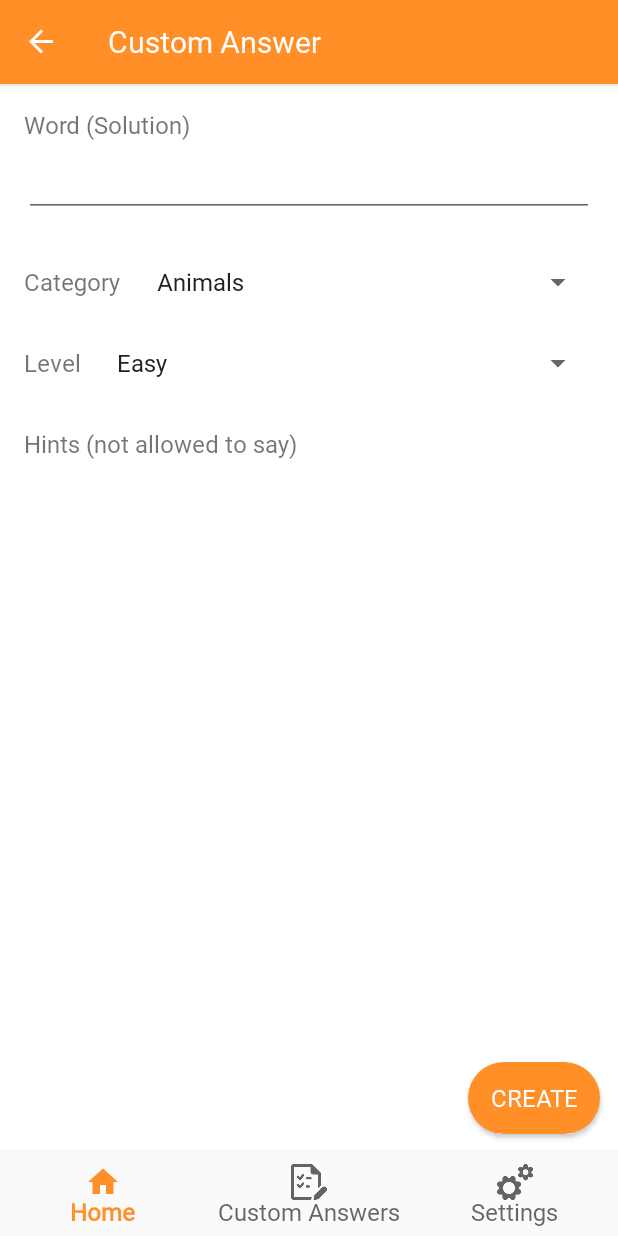
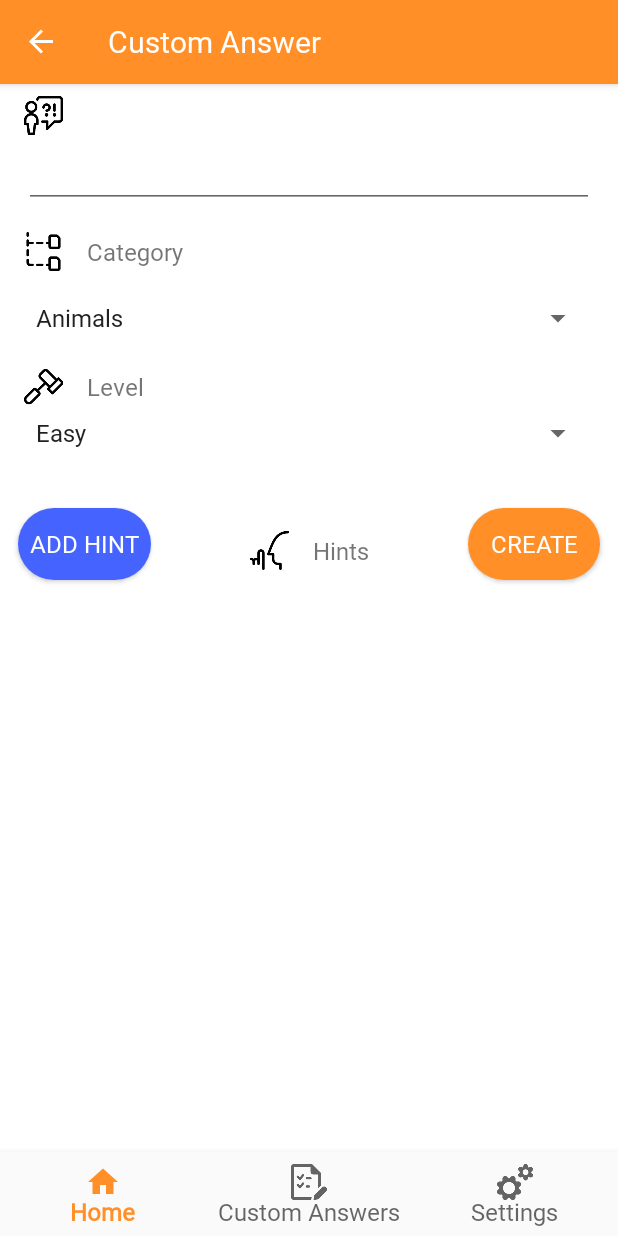
Before and after one commit to miguelromeral/PasswordGame, an Android app: the CustomPasswordFragment screen opened through its navigation route, on a phone screen of 412 x 824 dp. Run offline under Robolectric (Android 15) with nearby library versions, the phone set to English and light mode, and no system bars; our stand-ins replace Firebase (no records; nobody signed in at launch, a user with empty details on screens opened directly), Room's generated code, data binding, navigation-ui.

Commit message:
Added some style changes in custom password fragment.

```diff
--- /dev/null
+++ b/app/src/main/res/layout/control_edit_text.xml
@@ -0,0 +1,73 @@
+<?xml version="1.0" encoding="utf-8"?>
+<layout
+	xmlns:android="http://schemas.android.com/apk/res/android"
+	xmlns:tools="http://schemas.android.com/tools"
+	xmlns:app="http://schemas.android.com/apk/res-auto"
+	xmlns:bind="http://schemas.android.com/apk/res-auto"
+	>
+
+	<data>
+
+		<variable
+			name="header"
+			type="java.lang.String" />
+
+		<variable
+			name="value"
+			type="java.lang.String" />
+
+
+	</data>
+
+	<androidx.constraintlayout.widget.ConstraintLayout
+		android:layout_width="match_parent"
+		android:layout_height="wrap_content">
+
+
+		<ImageView
+			android:id="@+id/imageView"
+
+
+			android:layout_width="26sp"
+			android:layout_height="26sp"
+
+			android:layout_marginStart="16dp"
+			android:layout_marginTop="8dp"
+			android:layout_marginEnd="8dp"
+
+			android:tint="@color/black"
+			app:layout_constraintStart_toStartOf="parent"
+			app:layout_constraintTop_toTopOf="parent"
+			app:srcCompat="@drawable/user_exclamation" />
+
+		<TextView
+			android:id="@+id/textView"
+			android:layout_width="0dp"
+			android:layout_height="wrap_content"
+			android:layout_marginStart="16dp"
+			android:layout_marginEnd="16dp"
+			android:text="@{header}"
+			app:layout_constraintBottom_toBottomOf="@+id/imageView"
+			app:layout_constraintEnd_toEndOf="parent"
+			app:layout_constraintStart_toEndOf="@id/imageView"
+			app:layout_constraintTop_toTopOf="@+id/imageView"
+			tools:text="Header" />
+
+		<EditText
+			android:id="@+id/editText"
+			android:layout_width="0dp"
+			android:layout_height="wrap_content"
+			android:layout_marginStart="16dp"
+			android:layout_marginTop="8dp"
+			android:layout_marginEnd="16dp"
+			android:layout_marginBottom="8dp"
+			android:inputType="textPersonName"
+			android:text="@={value}"
+			app:layout_constraintBottom_toBottomOf="parent"
+			app:layout_constraintEnd_toEndOf="parent"
+			app:layout_constraintStart_toStartOf="parent"
+			app:layout_constraintTop_toBottomOf="@+id/textView" />
+
+	</androidx.constraintlayout.widget.ConstraintLayout>
+
+</layout>
--- a/app/src/main/res/layout/fragment_custom_password.xml
+++ b/app/src/main/res/layout/fragment_custom_password.xml
@@ -23,75 +23,189 @@
     android:layout_height="match_parent"
     tools:context=".ui.custompassword.CustomPasswordFragment">
 
-    <TextView
-        android:id="@+id/textView"
-        android:layout_width="wrap_content"
-        android:layout_height="wrap_content"
-        android:layout_marginStart="16dp"
-        android:layout_marginTop="16dp"
-        android:text="@string/cpf_title_word"
+    <include
+        android:id="@+id/layoutWord"
+        layout="@layout/control_edit_text"
+        bind:header="@{String.format(@string/cpf_title_word)}"
+        bind:value="@={password.word}"
+        app:layout_constraintEnd_toEndOf="parent"
         app:layout_constraintStart_toStartOf="parent"
         app:layout_constraintTop_toTopOf="parent" />
 
-    <EditText
-        android:id="@+id/editText"
+
+    <androidx.constraintlayout.widget.ConstraintLayout
+        android:id="@+id/layoutCategory"
+        android:layout_width="match_parent"
+        android:layout_height="wrap_content"
+        app:layout_constraintTop_toBottomOf="@id/layoutWord">
+
+
+        <ImageView
+            android:id="@+id/imageView"
+
+
+            android:layout_width="26sp"
+            android:layout_height="26sp"
+
+            android:layout_marginStart="16dp"
+            android:layout_marginTop="8dp"
+            android:layout_marginEnd="8dp"
+
+            android:tint="@color/black"
+            app:layout_constraintStart_toStartOf="parent"
+            app:layout_constraintTop_toTopOf="parent"
+            app:srcCompat="@drawable/category" />
+
+
+
+        <TextView
+            android:id="@+id/textView"
             android:layout_width="0dp"
             android:layout_height="wrap_content"
             android:layout_marginStart="16dp"
+            android:layout_marginEnd="16dp"
+            android:text="@string/cpf_title_category"
+            app:layout_constraintBottom_toBottomOf="@+id/imageView"
+            app:layout_constraintEnd_toEndOf="parent"
+            app:layout_constraintStart_toEndOf="@id/imageView"
+            app:layout_constraintTop_toTopOf="@+id/imageView" />
+
+
+        <include
+            android:id="@+id/partial_spinner_category"
+            layout="@layout/partial_spinner_category"
+            android:layout_width="0dp"
+            android:layout_height="50sp"
+            android:layout_marginStart="16dp"
             android:layout_marginTop="8dp"
             android:layout_marginEnd="16dp"
-        android:ems="10"
-        android:inputType="textPersonName"
-        android:text="@={password.word}"
-        app:layout_constraintEnd_toEndOf="parent"
+            android:layout_marginBottom="8dp"
+            app:layout_constraintTop_toBottomOf="@+id/textView"
             app:layout_constraintStart_toStartOf="parent"
-        app:layout_constraintTop_toBottomOf="@+id/textView" />
+            app:layout_constraintEnd_toEndOf="parent"/>
+
+    </androidx.constraintlayout.widget.ConstraintLayout>
+
+
+    <androidx.constraintlayout.widget.ConstraintLayout
+        android:id="@+id/layoutLevel"
+        android:layout_width="match_parent"
+        android:layout_height="wrap_content"
+        app:layout_constraintTop_toBottomOf="@id/layoutCategory">
+
+
+        <ImageView
+            android:id="@+id/imageView2"
+
+
+            android:layout_width="26sp"
+            android:layout_height="26sp"
+
+            android:layout_marginStart="16dp"
+            android:layout_marginTop="8dp"
+            android:layout_marginEnd="8dp"
+
+            android:tint="@color/black"
+            app:layout_constraintStart_toStartOf="parent"
+            app:layout_constraintTop_toTopOf="parent"
+            app:srcCompat="@drawable/level" />
+
+
 
         <TextView
-        android:id="@+id/textView2"
-        android:layout_width="wrap_content"
+            android:id="@+id/textView6"
+            android:layout_width="0dp"
             android:layout_height="wrap_content"
             android:layout_marginStart="16dp"
-        android:layout_marginTop="32dp"
-        android:text="@string/cpf_title_hints"
-        app:layout_constraintStart_toStartOf="parent"
-        app:layout_constraintTop_toBottomOf="@+id/textView4" />
+            android:layout_marginEnd="16dp"
+            android:text="@string/cpf_title_level"
+            app:layout_constraintBottom_toBottomOf="@+id/imageView2"
+            app:layout_constraintEnd_toEndOf="parent"
+            app:layout_constraintStart_toEndOf="@id/imageView2"
+            app:layout_constraintTop_toTopOf="@+id/imageView2" />
 
 
         <include
             android:id="@+id/partial_spinner_level"
             layout="@layout/partial_spinner_level"
             android:layout_width="0dp"
+            android:layout_height="50sp"
+            android:layout_marginStart="16dp"
+            android:layout_marginTop="8dp"
+            android:layout_marginEnd="16dp"
+            android:layout_marginBottom="8dp"
+            app:layout_constraintTop_toBottomOf="@+id/textView6"
+            app:layout_constraintStart_toStartOf="parent"
+            app:layout_constraintEnd_toEndOf="parent"/>
+
+    </androidx.constraintlayout.widget.ConstraintLayout>
+
+
+    <androidx.constraintlayout.widget.ConstraintLayout
+        android:id="@+id/layoutButtons"
+        android:layout_width="match_parent"
         android:layout_height="wrap_content"
-        android:layout_marginStart="16dp"
-        android:layout_marginEnd="16dp"
-        app:layout_constraintBottom_toBottomOf="@+id/textView4"
-        app:layout_constraintEnd_toEndOf="parent"
-        app:layout_constraintStart_toEndOf="@+id/textView4"
-        app:layout_constraintTop_toTopOf="@+id/textView4" />
+        app:layout_constraintTop_toBottomOf="@id/layoutLevel">
 
-    <include
-        android:id="@+id/partial_spinner_category"
-        layout="@layout/partial_spinner_category"
-        android:layout_width="0dp"
-        android:layout_height="wrap_content"
-        android:layout_marginStart="16dp"
-        android:layout_marginEnd="16dp"
-        app:layout_constraintBottom_toBottomOf="@+id/textView3"
-        app:layout_constraintEnd_toEndOf="parent"
-        app:layout_constraintStart_toEndOf="@+id/textView3"
-        app:layout_constraintTop_toTopOf="@+id/textView3" />
 
         <Button
             android:id="@+id/bInsert"
             style="@style/MainButtonRounded"
             android:layout_width="wrap_content"
             android:layout_height="wrap_content"
+            android:layout_marginEnd="12dp"
+            android:text="@string/cpf_button_add_password"
+            app:layout_constraintBottom_toBottomOf="@+id/bAddHint"
+            app:layout_constraintEnd_toEndOf="parent"
+            app:layout_constraintTop_toTopOf="@+id/bAddHint" />
+
+
+        <androidx.constraintlayout.widget.ConstraintLayout
+            android:id="@+id/layoutHints"
+            android:layout_width="wrap_content"
+            android:layout_height="wrap_content"
+            app:layout_constraintBottom_toBottomOf="parent"
+            app:layout_constraintEnd_toStartOf="@+id/bInsert"
+            app:layout_constraintStart_toEndOf="@+id/bAddHint"
+            app:layout_constraintTop_toTopOf="parent">
+
+
+
+
+            <ImageView
+                android:id="@+id/imageView7"
+
+
+                android:layout_width="26sp"
+                android:layout_height="26sp"
+
+                android:layout_marginStart="16dp"
+                android:layout_marginTop="8dp"
+                android:layout_marginEnd="8dp"
+
+                android:tint="@color/black"
+                app:layout_constraintStart_toStartOf="parent"
+                app:layout_constraintTop_toTopOf="parent"
+                app:srcCompat="@drawable/hint" />
+
+
+
+
+
+            <TextView
+                android:id="@+id/textView7"
+                android:layout_width="wrap_content"
+                android:layout_height="wrap_content"
+                android:layout_marginStart="16dp"
                 android:layout_marginEnd="16dp"
-        android:layout_marginBottom="16dp"
-        android:text="@string/cpf_button_add_password"
-        app:layout_constraintBottom_toBottomOf="parent"
-        app:layout_constraintEnd_toEndOf="parent" />
+                android:text="@string/cpf_title_hints"
+                app:layout_constraintBottom_toBottomOf="@+id/imageView7"
+                app:layout_constraintEnd_toEndOf="parent"
+                app:layout_constraintStart_toEndOf="@id/imageView7"
+                app:layout_constraintTop_toTopOf="@+id/imageView7" />
+
+
+        </androidx.constraintlayout.widget.ConstraintLayout>
 
 
         <Button
@@ -101,9 +215,13 @@
             android:layout_height="wrap_content"
             android:layout_marginEnd="12dp"
             android:text="@string/cpf_button_add_hint"
-        app:layout_constraintBottom_toBottomOf="@+id/textView2"
-        app:layout_constraintEnd_toEndOf="parent"
-        app:layout_constraintTop_toTopOf="@+id/textView2" />
+            app:layout_constraintBottom_toBottomOf="@+id/layoutHints"
+            app:layout_constraintStart_toStartOf="parent"
+            app:layout_constraintTop_toTopOf="@+id/layoutHints" />
+
+
+
+    </androidx.constraintlayout.widget.ConstraintLayout>
 
     <androidx.recyclerview.widget.RecyclerView
         android:id="@+id/custom_hint_list"
@@ -112,30 +230,8 @@
         android:layout_marginTop="16dp"
         android:layout_marginBottom="16dp"
         app:layoutManager="androidx.recyclerview.widget.LinearLayoutManager"
-        app:layout_constraintBottom_toTopOf="@+id/bInsert"
-        app:layout_constraintEnd_toEndOf="parent"
-        app:layout_constraintStart_toStartOf="parent"
-        app:layout_constraintTop_toBottomOf="@+id/textView2" />
-
-    <TextView
-        android:id="@+id/textView3"
-        android:layout_width="wrap_content"
-        android:layout_height="wrap_content"
-        android:layout_marginStart="16dp"
-        android:layout_marginTop="32dp"
-        android:text="@string/cpf_title_category"
-        app:layout_constraintStart_toStartOf="parent"
-        app:layout_constraintTop_toBottomOf="@+id/editText" />
-
-    <TextView
-        android:id="@+id/textView4"
-        android:layout_width="wrap_content"
-        android:layout_height="wrap_content"
-        android:layout_marginStart="16dp"
-        android:layout_marginTop="32dp"
-        android:text="@string/cpf_title_level"
-        app:layout_constraintTop_toBottomOf="@id/textView3"
-        bind:layout_constraintStart_toStartOf="parent" />
+        app:layout_constraintTop_toBottomOf="@id/layoutButtons"
+        app:layout_constraintBottom_toBottomOf="parent"/>
 
 
 </androidx.constraintlayout.widget.ConstraintLayout>
--- a/app/src/main/res/values-night/styles.xml
+++ b/app/src/main/res/values-night/styles.xml
@@ -54,7 +54,7 @@
     </style>
 
     <style name="textViewPassword" parent="mainTextView">
-        <item name="android:textSize">24sp</item>
+        <item name="android:textSize">30sp</item>
         <item name="android:textAlignment">center</item>
         <item name="android:layout_width">wrap_content</item>
         <item name="android:layout_height">wrap_content</item>
--- a/app/src/main/res/values/strings.xml
+++ b/app/src/main/res/values/strings.xml
@@ -41,9 +41,9 @@
     <string name="pref_words_source_value_default" translatable="false">pref_words_source_value_default</string>
     <string name="pref_words_source_value_custom" translatable="false">pref_words_source_value_custom</string>
 
-    <string name="pref_words_source_entry_both">Both Default and Custom</string>
-    <string name="pref_words_source_entry_default">Just Default</string>
-    <string name="pref_words_source_entry_custom">Just Custom</string>
+    <string name="pref_words_source_entry_both">Both Server and Device</string>
+    <string name="pref_words_source_entry_default">Just Server</string>
+    <string name="pref_words_source_entry_custom">Just Device</string>
 
 
     <string name="pref_display_header_title">Display</string>
@@ -69,7 +69,7 @@
     <string name="cpf_title_word">Word (Solution)</string>
     <string name="cpf_title_category">Category</string>
     <string name="cpf_title_level">Level</string>
-    <string name="cpf_title_hints">Hints (not allowed to say)</string>
+    <string name="cpf_title_hints">Hints</string>
     <string name="cpf_button_add_hint">Add Hint</string>
     <string name="cpf_button_add_password">Create</string>
     <string name="cpf_button_update_password">Update</string>
@@ -115,8 +115,8 @@
     <!-- Finished Game -->
     <string name="fg_title">Game Finished</string>
     <string name="fg_score">Your Score: %1$s</string>
-    <string name="fg_word_default">Firestore</string>
-    <string name="fg_word_custom">Custom</string>
+    <string name="fg_word_default">Server</string>
+    <string name="fg_word_custom">Device</string>
     <string name="fg_answer_failed">Failed</string>
     <string name="fg_answer_solved">Solved!</string>
 
--- a/app/src/main/res/values/styles.xml
+++ b/app/src/main/res/values/styles.xml
@@ -35,7 +35,7 @@
         <item name="android:layout_width">18sp</item>
         <item name="android:layout_height">18sp</item>
         <item name="android:layout_marginEnd">8dp</item>
-        <item name="android:layout_marginStart">0dp</item>
+        <item name="android:layout_marginStart">8dp</item>
         <item name="layout_constraintBottom_toBottomOf">parent</item>
         <item name="layout_constraintStart_toStartOf">parent</item>
         <item name="layout_constraintTop_toTopOf">parent</item>
@@ -97,7 +97,7 @@
     </style>
 
     <style name="textViewPassword" parent="mainTextView">
-        <item name="android:textSize">24sp</item>
+        <item name="android:textSize">30sp</item>
         <item name="android:textAlignment">center</item>
         <item name="android:textColor">@color/darkBlue</item>
         <item name="android:fontFamily">@font/bangers</item>
```
Also changed, not shown: app/src/main/res/drawable/category.png (added), app/src/main/res/drawable/level.png (added). Lines whose indentation alone changed are shown as unchanged.
